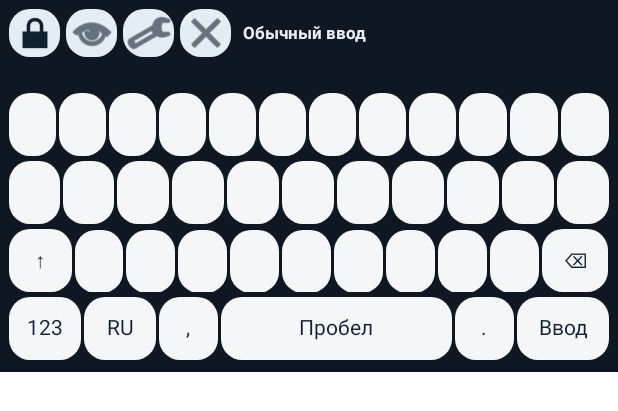
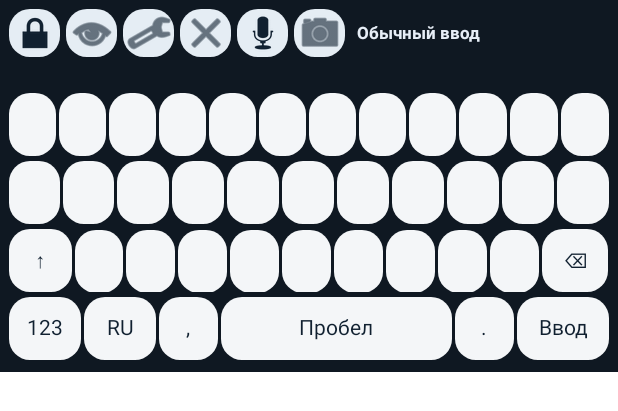
Before and after one commit to KatsuraCo/VeilType, an Android app: the layout input_view.xml on its own in the app's theme, with its tools: preview values and no code run, on a phone screen of 412 x 824 dp. Shown: the top 411 px of the screen. Run offline under Robolectric (Android 15) with nearby library versions, the phone set to English and light mode, and no system bars.

```diff
--- a/android/app/src/main/res/layout/input_view.xml
+++ b/android/app/src/main/res/layout/input_view.xml
@@ -56,6 +56,28 @@
             android:contentDescription="@string/keyboard_action_clear_desc"
             android:padding="6dp"
             android:src="@android:drawable/ic_menu_close_clear_cancel"
+            android:tint="#102030" />
+
+        <ImageButton
+            android:id="@+id/audioCapsuleButton"
+            android:layout_width="34dp"
+            android:layout_height="32dp"
+            android:layout_marginStart="4dp"
+            android:background="@drawable/bg_key_utility"
+            android:contentDescription="@string/open_audio_capsule"
+            android:padding="6dp"
+            android:src="@android:drawable/ic_btn_speak_now"
+            android:tint="#102030" />
+
+        <ImageButton
+            android:id="@+id/videoCapsuleButton"
+            android:layout_width="34dp"
+            android:layout_height="32dp"
+            android:layout_marginStart="4dp"
+            android:background="@drawable/bg_key_utility"
+            android:contentDescription="@string/open_video_capsule"
+            android:padding="6dp"
+            android:src="@android:drawable/ic_menu_camera"
             android:tint="#102030" />
 
         <TextView
```
Also changed, not shown: android/app/src/main/kotlin/com/truelock/enigma/ime/EnigmaKeyboardService.kt (+25 -0 lines).
